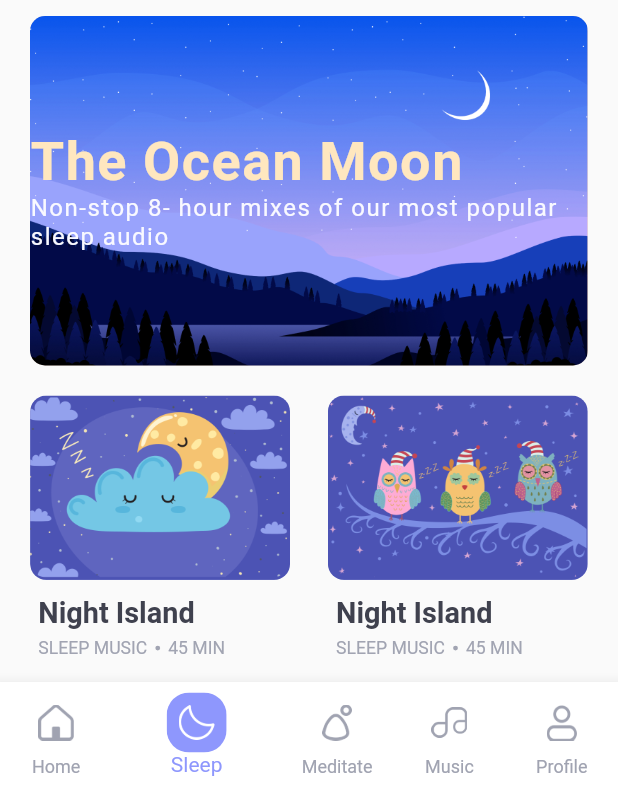
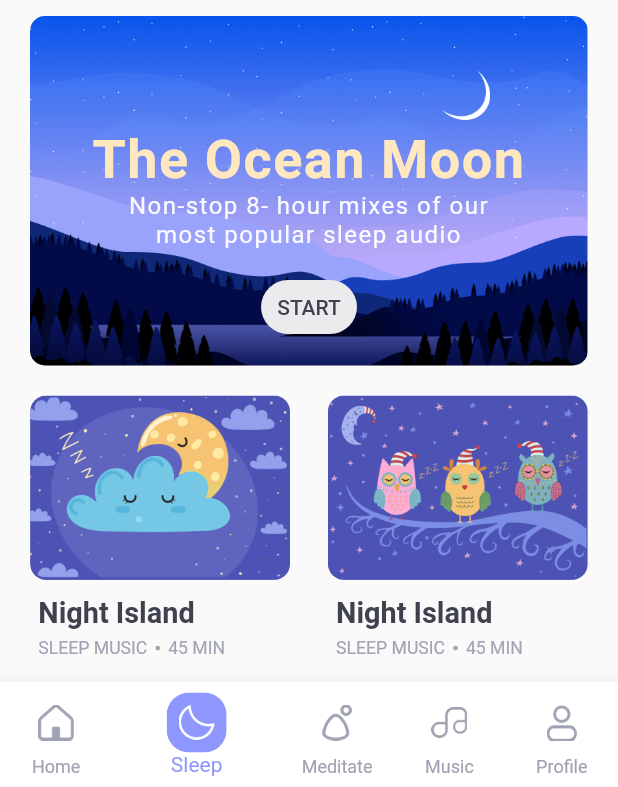
Before and after one commit to husen-hn/SilentMoon, a Flutter app: the screen it shows after launch, item 2 of the bottom bar chosen, on a phone screen of 412 x 824 dp, the part 449-1236 px from its top. Run offline on Flutter 3.47's test engine with Material 2 defaults, Android fonts, the phone set to English and light mode, and no system bars; our stand-ins replace share.

Commit message:
delete scaffold

```diff
--- a/lib/route_generator.dart
+++ b/lib/route_generator.dart
@@ -1,4 +1,5 @@
 import 'package:SilentMoon/screen/main_screen.dart';
+import 'package:SilentMoon/screen/nav_bar_screens/profile/recent_changes.dart';
 import 'package:SilentMoon/screen/play_list.dart';
 import 'package:flutter/material.dart';
 import 'package:flutter/widgets.dart';
@@ -15,6 +16,8 @@ class RouteGenerator {
                   title: arguament["title"],
                   type: arguament["type"],
                 ));
+      case '/profile_recent_changes':
+        return MaterialPageRoute(builder: (_) => RecentChanges());
 
       default:
         return MaterialPageRoute(builder: (_) => MainScreen());
--- a/lib/screen/nav_bar_screens/sleep.dart
+++ b/lib/screen/nav_bar_screens/sleep.dart
@@ -1,4 +1,5 @@
 import 'package:SilentMoon/data/model/music_box_model.dart';
+import 'package:SilentMoon/widget/banner_night.dart';
 import 'package:SilentMoon/widget/music_box.dart';
 import 'package:flutter/material.dart';
 
@@ -22,8 +23,7 @@ class _SleepState extends State<Sleep> {
 
   @override
   Widget build(BuildContext context) {
-    return Scaffold(
-      body: Theme(
+    return Theme(
         data: Theme.of(context).copyWith(accentColor: Color(0xff8E97FD)),
         child: ListView(
           children: [
@@ -62,8 +62,7 @@ class _SleepState extends State<Sleep> {
                                   'Soothing bedtime stories to help you fall into a deep and natural sleep',
                                   textAlign: TextAlign.center,
                                   style: TextStyle(
-                                        fontSize: 16.0,
-                                        color: Color(0xffEBEAEC)),
+                                      fontSize: 16.0, color: Color(0xffEBEAEC)),
                                 ),
                               ),
                             ),
@@ -115,39 +114,20 @@ class _SleepState extends State<Sleep> {
             Padding(
               padding: const EdgeInsets.only(
                   left: 20.0, right: 20.0, top: 10.0, bottom: 10.0),
-                child: Container(
-                  width: 373.6,
-                  height: 233,
-                  decoration: BoxDecoration(
-                      color: Color(0xfff9dfce),
-                      borderRadius: BorderRadius.all(Radius.circular(10.0)),
-                      image: DecorationImage(
-                        image: AssetImage("images/sleep_banner.png"),
-                        fit: BoxFit.cover,
-                      )),
-                  child: Center(
-                    child: RichText(
-                        text: TextSpan(
-                            text: 'The Ocean Moon\n',
-                            style: TextStyle(
-                                fontSize: 36.0,
-                                fontWeight: FontWeight.bold,
-                                color: Color(0xffFFE7BF),
-                                letterSpacing: 1.0),
-                            children: [
-                          TextSpan(
-                              text:
-                                  'Non-stop 8- hour mixes of our most popular sleep audio',
-                              // textAlign: TextAlign.center,
-                              style: TextStyle(
-                                fontSize: 16.0,
-                                color: Color(0xffF9F9FF),
-                                fontWeight: FontWeight.normal,
-                              ))
-                        ])),
+              child: BannerNight(
+                bgImage: AssetImage("images/sleep_banner.png"),
+                title: 'The Ocean Moon',
+                titleColor: Color(0xffFFE7BF),
+                description:
+                    'Non-stop 8- hour mixes of our \nmost popular sleep audio',
+                descriptionColor: Color(0xffF9F9FF),
+                btnTitle: 'START',
+                btnColor: Color(0xffEBEAEC),
+                btnTxtColor: Color(0xff3F414E),
+                onTap: this._onBannerNightPress,
               ),
             ),
-              ),
+
             // Grid List
             GridView.count(
               crossAxisCount: 2,
@@ -174,8 +154,7 @@ class _SleepState extends State<Sleep> {
               }).toList(),
             )
           ],
-          )),
-    );
+        ));
   }
 
   Widget _horizonListViewItem(
@@ -215,6 +194,8 @@ class _SleepState extends State<Sleep> {
     );
   }
 
+  _onBannerNightPress() {}
+
   _musicBoxTap(String title, String type) {
     Navigator.pushNamed(context, '/play_list',
         arguments: {"title": title, "type": type});
--- /dev/null
+++ b/lib/widget/banner_night.dart
@@ -0,0 +1,85 @@
+import 'package:flutter/material.dart';
+
+class BannerNight extends StatefulWidget {
+  final ImageProvider<Object> bgImage;
+  final String title;
+  final Color titleColor;
+  final String description;
+  final Color descriptionColor;
+  final String btnTitle;
+  final Color btnColor;
+  final Color btnTxtColor;
+  final Function onTap;
+
+  BannerNight(
+      {@required this.bgImage,
+      @required this.title,
+      @required this.titleColor,
+      @required this.description,
+      @required this.descriptionColor,
+      @required this.btnTitle,
+      @required this.btnColor,
+      @required this.btnTxtColor,
+      @required this.onTap});
+
+  @override
+  _BannerNightState createState() => _BannerNightState();
+}
+
+class _BannerNightState extends State<BannerNight> {
+  @override
+  Widget build(BuildContext context) {
+    return Container(
+      width: 373.6,
+      height: 233,
+      decoration: BoxDecoration(
+          color: const Color(0xfff9dfce),
+          borderRadius: const BorderRadius.all(Radius.circular(10.0)),
+          image: DecorationImage(
+            image: widget.bgImage,
+            fit: BoxFit.cover,
+          )),
+      child: Padding(
+        padding: const EdgeInsets.only(top: 60.0),
+        child: Column(
+          mainAxisAlignment: MainAxisAlignment.center,
+          children: [
+            RichText(
+                textAlign: TextAlign.center,
+                text: TextSpan(
+                    text: '${widget.title}\n',
+                    style: TextStyle(
+                        fontSize: 36.0,
+                        fontWeight: FontWeight.bold,
+                        color: widget.titleColor,
+                        letterSpacing: 1.0),
+                    children: [
+                      TextSpan(
+                          text: widget.description,
+                          style: TextStyle(
+                            fontSize: 16.0,
+                            color: widget.descriptionColor,
+                            fontWeight: FontWeight.normal,
+                          ))
+                    ])),
+            Padding(
+              padding: const EdgeInsets.only(top: 15.0),
+              child: TextButton(
+                child: Text(widget.btnTitle),
+                style: TextButton.styleFrom(
+                  backgroundColor: widget.btnColor,
+                  primary: widget.btnTxtColor,
+                  shape: const RoundedRectangleBorder(
+                      borderRadius: BorderRadius.all(Radius.circular(25.0))),
+                ),
+                onPressed: () {
+                  widget.onTap(widget.title);
+                },
+              ),
+            )
+          ],
+        ),
+      ),
+    );
+  }
+}
```
Also changed, not shown: lib/screen/nav_bar_screens/home.dart (+4 -7 lines), lib/screen/nav_bar_screens/meditate.dart (+3 -7 lines), lib/screen/nav_bar_screens/music.dart (+3 -7 lines), lib/screen/nav_bar_screens/profile/profile.dart (+39 -45 lines), lib/screen/nav_bar_screens/profile/recent_changes.dart (added, +13 -0 lines), lib/widget/profile_btn.dart (added, +52 -0 lines). Lines whose indentation alone changed are shown as unchanged.
